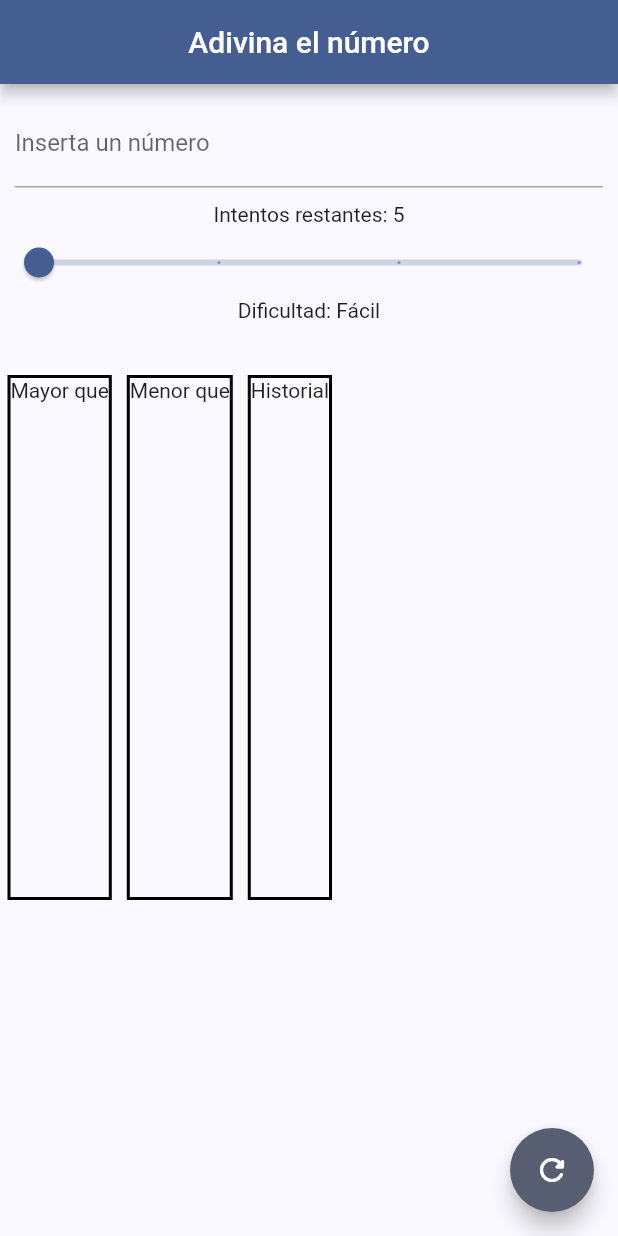
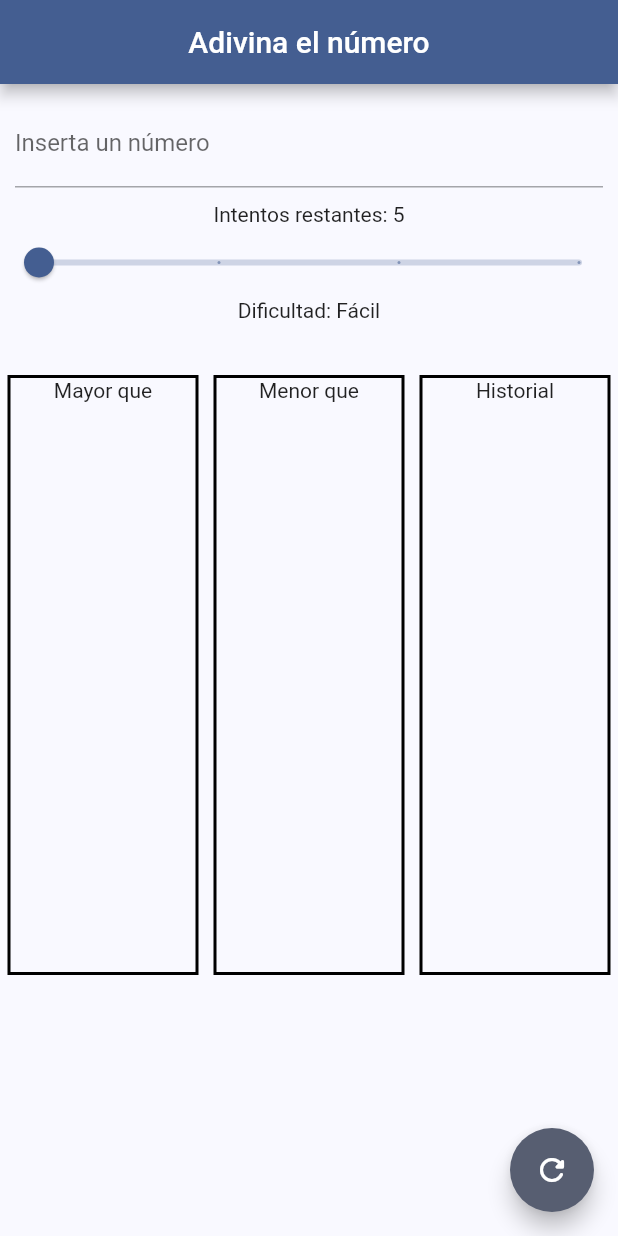
Before and after one commit to ErickRuiz00/GuessTheNumber, a Flutter app: the screen it shows after launch, on a phone screen of 412 x 824 dp. Run offline on Flutter 3.47's test engine with Material 3 defaults, Android fonts, the phone set to English and light mode, and no system bars.

Commit message:
Añadir scroll en cada una de las columnas. Mejorar apariencia visual

```diff
--- a/lib/widgets/column_data.dart
+++ b/lib/widgets/column_data.dart
@@ -17,15 +17,16 @@ class ColumnData extends StatelessWidget {
     return Container(
       padding: const EdgeInsets.all(5),
       child: Container(
-        height: 350,
+        height: 400,
         decoration: BoxDecoration(
           border: Border.all(
             color: Colors.black,
             width: 2
           ),
         ),
+        child: SingleChildScrollView(
           child: Column(
-          children: [
+            children: <Widget>[
               Text(columnTitle),
 
               // Columns "Mayor que" - "Menor que"
@@ -43,6 +44,7 @@ class ColumnData extends StatelessWidget {
             ],
           ),
         ),
+      ),
     );
   }
 }
--- a/lib/widgets/columns_container.dart
+++ b/lib/widgets/columns_container.dart
@@ -1,4 +1,5 @@
 import 'package:flutter/material.dart';
+import 'package:flutter/widgets.dart';
 import 'package:guess_the_number/widgets/column_data.dart';
 
 class ColumnsContainer extends StatelessWidget {
@@ -15,15 +16,13 @@ class ColumnsContainer extends StatelessWidget {
 
   @override
   Widget build(BuildContext context) {
-    return Expanded(
-      child: Row(
-        crossAxisAlignment: CrossAxisAlignment.start,
-        children: [
-          ColumnData("Mayor que", _tryHigher),
-          ColumnData("Menor que", _tryLower),
-          ColumnData("Historial", _history, win: win),
-        ],
-      ),
+    return Row(
+      crossAxisAlignment: CrossAxisAlignment.start,
+      children: [
+        Expanded(child: ColumnData("Mayor que", _tryHigher)),
+        Expanded(child: ColumnData("Menor que", _tryLower)),
+        Expanded(child: ColumnData("Historial", _history, win: win)),
+      ],
     );
   }
 }
```
Lines whose indentation alone changed are shown as unchanged.
